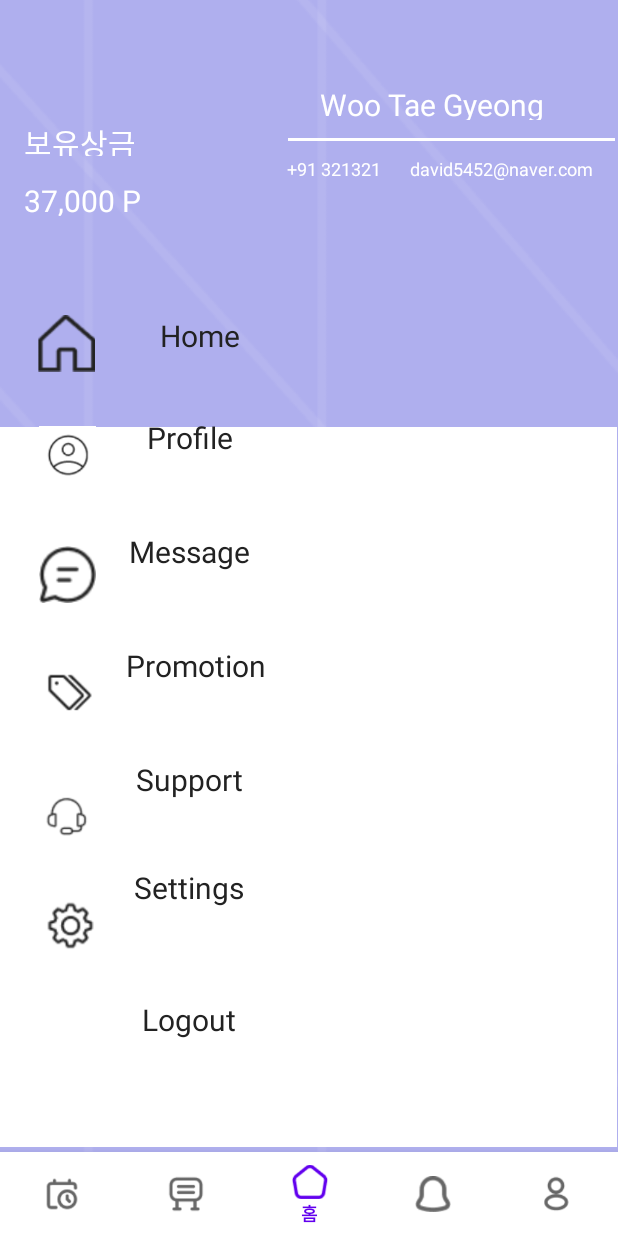
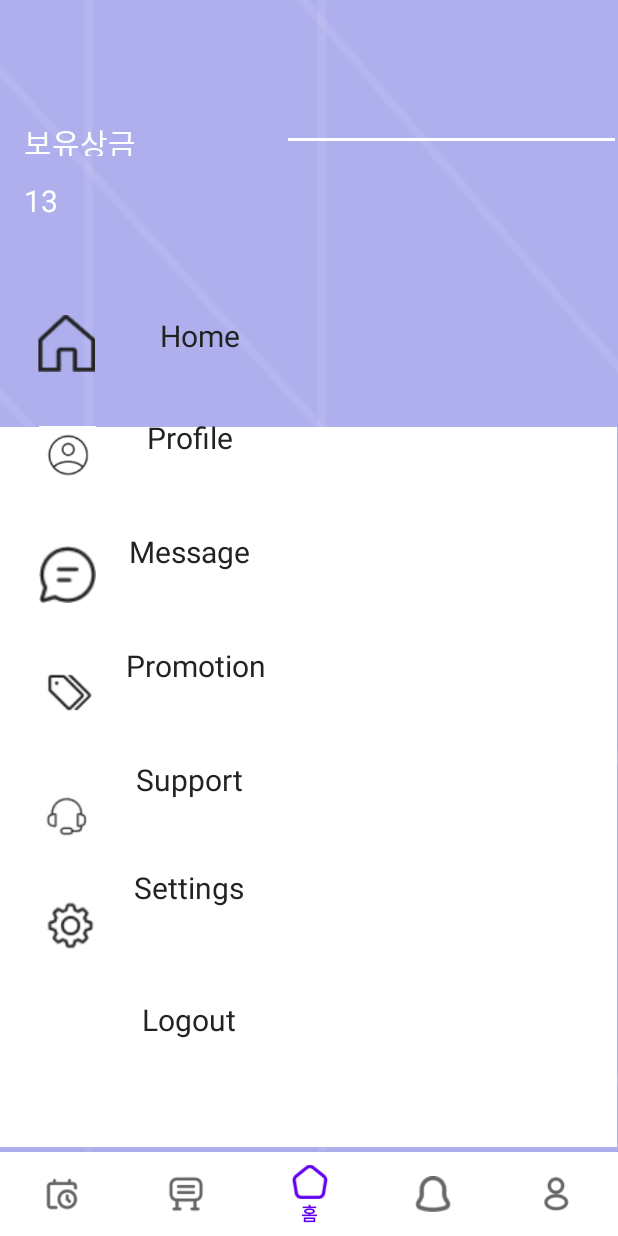
Before and after one commit to wootaegyeoung/android_team_git, an Android app: the fragment profile placed in its activity, on a phone screen of 412 x 824 dp. Run offline under Robolectric (Android 15) with nearby library versions, the phone set to English and light mode, and no system bars; our stand-ins replace Firebase (no records; nobody signed in at launch, a user with empty details on screens opened directly).

Commit message:
wootae
wootae

```diff
--- a/app/src/main/java/com/gachon/mp_termproject/profile.java
+++ b/app/src/main/java/com/gachon/mp_termproject/profile.java
@@ -11,16 +11,50 @@ import android.view.LayoutInflater;
 import android.view.View;
 import android.view.ViewGroup;
 import android.widget.Button;
+import android.widget.TextView;
+import android.widget.Toast;
 
 import com.google.android.material.bottomnavigation.BottomNavigationView;
+import com.google.firebase.auth.FirebaseAuth;
+import com.google.firebase.auth.FirebaseUser;
+import com.google.firebase.database.DataSnapshot;
+import com.google.firebase.database.DatabaseError;
+import com.google.firebase.database.DatabaseReference;
+import com.google.firebase.database.FirebaseDatabase;
+import com.google.firebase.database.ValueEventListener;
+import com.google.firebase.firestore.FirebaseFirestore;
 
 public class profile extends Fragment {
+
+    TextView userNameTextView;
+    TextView emailTextView;
+    TextView phoneNumTextView;
+
+    TextView rewardTextView;
+
+    View view;
 
     @Override
     public View onCreateView(LayoutInflater inflater, ViewGroup container,
                              Bundle savedInstanceState) {
-        View view = inflater.inflate(R.layout.activity_profile1, container, false);
+        view = inflater.inflate(R.layout.activity_profile1, container, false);
         Button profile_1=view.findViewById(R.id.profile1);
+
+        Intent intent = getActivity().getIntent();
+        String userEmail = intent.getStringExtra("email");
+        String userName = intent.getStringExtra("name");
+        String phoneNum=intent.getStringExtra("phone");
+        int reward=intent.getIntExtra("reward", 13);
+
+        emailTextView = view.findViewById(R.id.mail);
+        userNameTextView=view.findViewById(R.id.user_name);
+        phoneNumTextView=view.findViewById(R.id.phone_number);
+        rewardTextView=view.findViewById(R.id.p);
+
+
+        readUserInfo(userEmail, userName, phoneNum, reward);
+
+
         profile_1.setOnClickListener(new View.OnClickListener() {
             @Override
             public void onClick(View view) {
@@ -29,9 +63,19 @@ public class profile extends Fragment {
             }
         });
 
-
         return view;
 
 
     }
+    private void readUserInfo(String email, String name, String phone, int reward) {
+        // 사용자 정보를 읽어오는 코드 작성
+        // 예시: 사용자 이메일을 파라미터로 받아와서 해당 사용자 정보를 읽어옴
+        // 사용자 정보를 읽어와서 UI에 설정하는 로직을 작성
+        // 예시 코드에서는 이메일을 받아온 후 UI에 설정하는 부분을 추가하도록 되어 있음
+        emailTextView.setText(email);
+        phoneNumTextView.setText(phone);
+        userNameTextView.setText(name);
+        rewardTextView.setText(String.valueOf(reward));
+    }
+
 }
--- a/app/src/main/res/layout/activity_profile1.xml
+++ b/app/src/main/res/layout/activity_profile1.xml
@@ -60,11 +60,10 @@
     <!-- Woo Tae Gyeong -->
 
     <TextView
-        android:id="@+id/woo_tae_gye"
+        android:id="@+id/user_name"
         android:layout_width="157dp"
         android:layout_height="24dp"
         android:layout_marginTop="56dp"
-        android:text="@string/woo_tae_gye"
         android:textAppearance="@style/woo_tae_gye"
         app:layout_constraintEnd_toEndOf="parent"
         app:layout_constraintHorizontal_bias="0.838"
@@ -84,11 +83,10 @@
 
 
     <TextView
-        android:id="@+id/some_id1"
+        android:id="@+id/phone_number"
         android:layout_width="99dp"
         android:layout_height="27dp"
         android:layout_marginTop="104dp"
-        android:text="@string/some_id1"
         android:textAppearance="@style/some_id1"
         app:layout_constraintEnd_toEndOf="parent"
         app:layout_constraintHorizontal_bias="0.613"
@@ -96,11 +94,11 @@
         app:layout_constraintTop_toTopOf="parent" />
 
     <TextView
-        android:id="@+id/some_id2"
+        android:id="@+id/mail"
         android:layout_width="137dp"
+        android:text="123456789"
         android:layout_height="26dp"
         android:layout_marginTop="104dp"
-        android:text="@string/some_id2"
         android:textAppearance="@style/some_id1"
         app:layout_constraintEnd_toEndOf="parent"
         app:layout_constraintHorizontal_bias="0.996"
```
Also changed, not shown: app/src/main/java/com/gachon/mp_termproject/UserAccount.java (+7 -0 lines), app/src/main/java/com/gachon/mp_termproject/login.java (+43 -12 lines).
